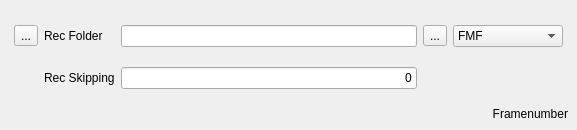
Qt form playbackdialog.ui (SamDehaeck/GigaViewer) before a commit.
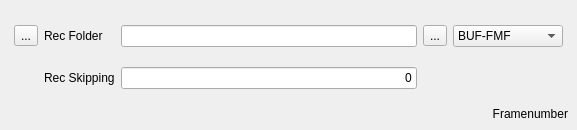
The same form after that commit. The open tabs and pages were chosen to show the change. Icons and pictures are not drawn.

```diff
--- a/playbackdialog.ui
+++ b/playbackdialog.ui
@@ -347,13 +347,18 @@
                </size>
               </property>
               <property name="currentIndex">
-               <number>0</number>
+               <number>1</number>
               </property>
               <item>
                <property name="text">
                 <string>FMF</string>
                </property>
               </item>
+              <item>
+               <property name="text">
+                <string>BUF-FMF</string>
+               </property>
+              </item>
               <item>
                <property name="text">
                 <string>HDF5</string>
```
